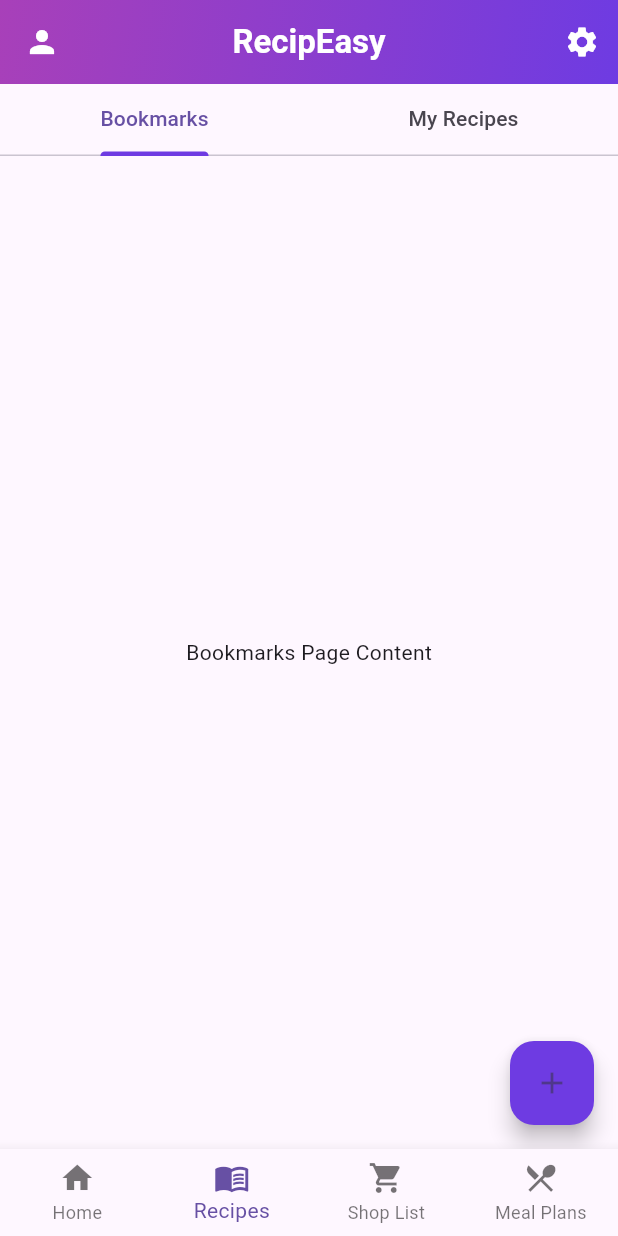
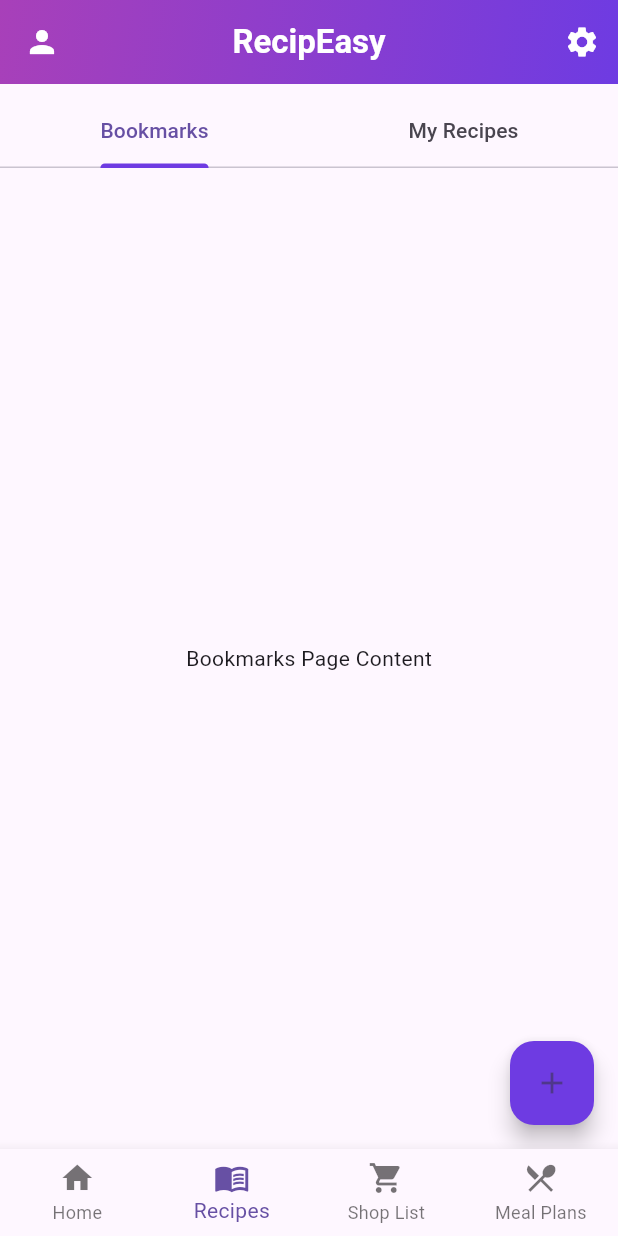
Before and after one commit to Shamsfathalla/Recipeasy, a Flutter app: the screen it shows once a user with an empty profile is signed in, item 2 of the bottom bar chosen, on a phone screen of 412 x 824 dp. Run offline on Flutter 3.47's test engine with Material 3 defaults, Android fonts, the light colour scheme and no system bars; our stand-ins replace firebase_auth, firebase_core, shared_preferences; accounts and stored records are empty.

Commit message:
New updates

```diff
--- a/lib/pages/my_recipes_page.dart
+++ b/lib/pages/my_recipes_page.dart
@@ -8,7 +8,7 @@ class MyRecipesPage extends StatelessWidget {
       initialIndex: 0, // Start with bookmarks selected
       child: Scaffold(
         appBar: PreferredSize(
-          preferredSize: Size.fromHeight(48), // Reduce height to minimize gap
+          preferredSize: Size.fromHeight(kToolbarHeight), // Reduce height to minimize gap
           child: AppBar(
             automaticallyImplyLeading: false, // Remove the back button
             backgroundColor: Colors.transparent, // Make the app bar transparent
```
